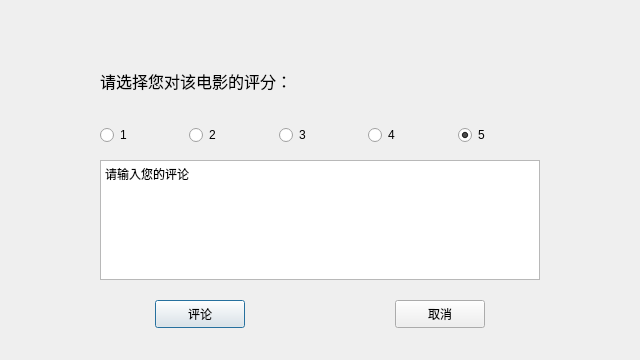
ljcleo/DBProj, file GUI/CommentDialogUI.ui: the form before one commit.
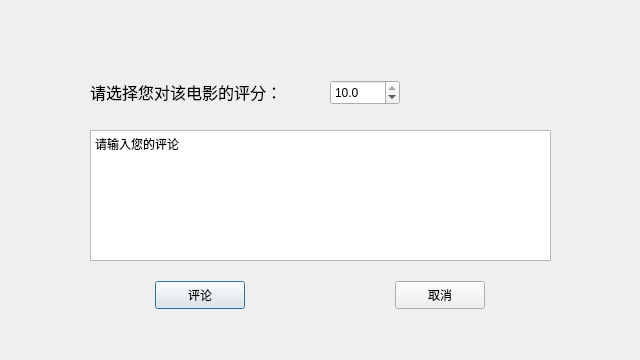
The form after the commit.

```diff
--- a/GUI/CommentDialogUI.ui
+++ b/GUI/CommentDialogUI.ui
@@ -13,61 +13,11 @@
   <property name="windowTitle">
    <string>评论</string>
   </property>
-  <widget class="QWidget" name="horizontalLayoutWidget">
-   <property name="geometry">
-    <rect>
-     <x>100</x>
-     <y>110</y>
-     <width>441</width>
-     <height>51</height>
-    </rect>
-   </property>
-   <layout class="QHBoxLayout" name="RateLayout">
-    <item>
-     <widget class="QRadioButton" name="Rate1">
-      <property name="text">
-       <string>1</string>
-      </property>
-     </widget>
-    </item>
-    <item>
-     <widget class="QRadioButton" name="Rate2">
-      <property name="text">
-       <string>2</string>
-      </property>
-     </widget>
-    </item>
-    <item>
-     <widget class="QRadioButton" name="Rate3">
-      <property name="text">
-       <string>3</string>
-      </property>
-     </widget>
-    </item>
-    <item>
-     <widget class="QRadioButton" name="Rate4">
-      <property name="text">
-       <string>4</string>
-      </property>
-     </widget>
-    </item>
-    <item>
-     <widget class="QRadioButton" name="Rate5">
-      <property name="text">
-       <string>5</string>
-      </property>
-      <property name="checked">
-       <bool>true</bool>
-      </property>
-     </widget>
-    </item>
-   </layout>
-  </widget>
   <widget class="QLabel" name="RateLabel">
    <property name="geometry">
     <rect>
-     <x>100</x>
-     <y>60</y>
+     <x>90</x>
+     <y>71</y>
      <width>411</width>
      <height>41</height>
     </rect>
@@ -86,7 +36,7 @@
    <property name="geometry">
     <rect>
      <x>155</x>
-     <y>300</y>
+     <y>281</y>
      <width>90</width>
      <height>28</height>
     </rect>
@@ -102,7 +52,7 @@
    <property name="geometry">
     <rect>
      <x>395</x>
-     <y>300</y>
+     <y>281</y>
      <width>90</width>
      <height>28</height>
     </rect>
@@ -114,16 +64,35 @@
   <widget class="QPlainTextEdit" name="CommentText">
    <property name="geometry">
     <rect>
-     <x>100</x>
-     <y>160</y>
-     <width>440</width>
-     <height>120</height>
+     <x>90</x>
+     <y>130</y>
+     <width>461</width>
+     <height>131</height>
     </rect>
    </property>
    <property name="plainText">
     <string>请输入您的评论</string>
    </property>
   </widget>
+  <widget class="QDoubleSpinBox" name="doubleSpinBox">
+   <property name="geometry">
+    <rect>
+     <x>330</x>
+     <y>80</y>
+     <width>70</width>
+     <height>25</height>
+    </rect>
+   </property>
+   <property name="decimals">
+    <number>1</number>
+   </property>
+   <property name="maximum">
+    <double>10.000000000000000</double>
+   </property>
+   <property name="value">
+    <double>10.000000000000000</double>
+   </property>
+  </widget>
  </widget>
  <resources/>
  <connections>
```
